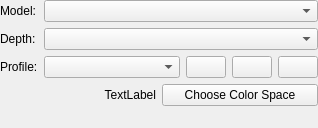
The window that krita/ui/forms/wdgcolorspaceselector.ui (KDE/krita) describes before a commit, drawn with Qt 5.
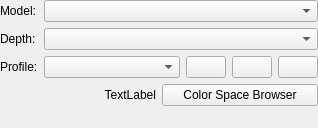
The same window after the commit. Custom widgets are drawn as their Qt base class.

Commit message:
Unhide the old CS selector for current builds.
Needs to be made prettier still.

```diff
--- a/krita/ui/forms/wdgcolorspaceselector.ui
+++ b/krita/ui/forms/wdgcolorspaceselector.ui
@@ -147,7 +147,7 @@
      <item>
       <widget class="QPushButton" name="bnAdvanced">
        <property name="text">
-        <string>Choose Color Space</string>
+        <string>Color Space Browser</string>
        </property>
       </widget>
      </item>
```
The commit also changes 1 other file.
